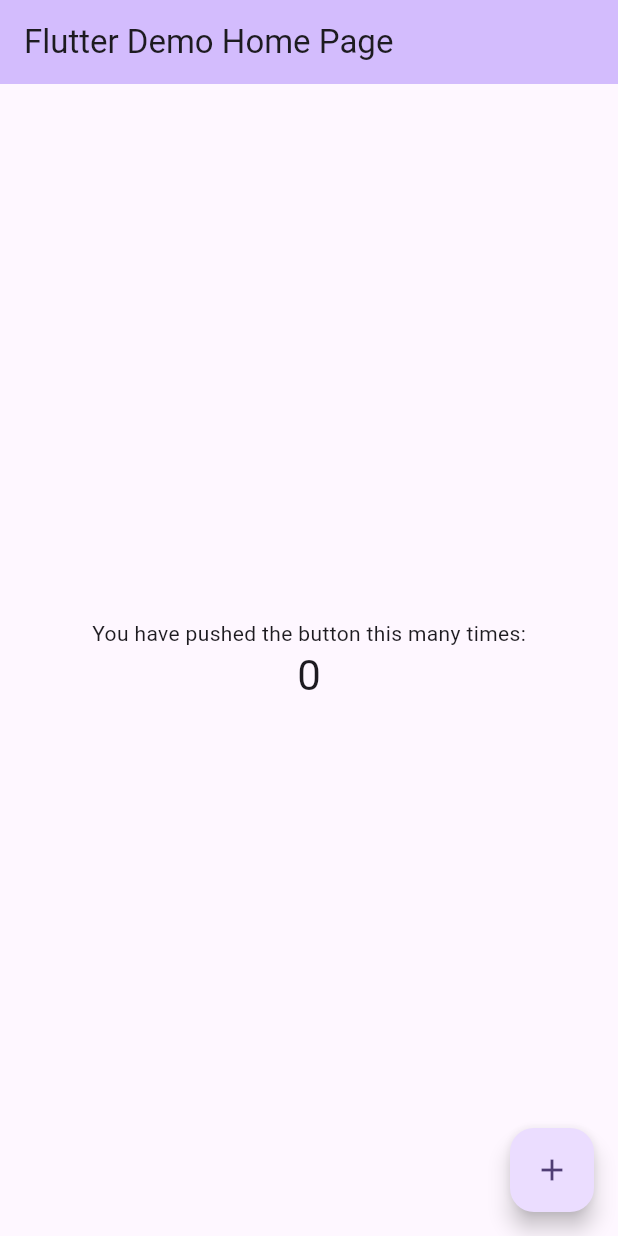
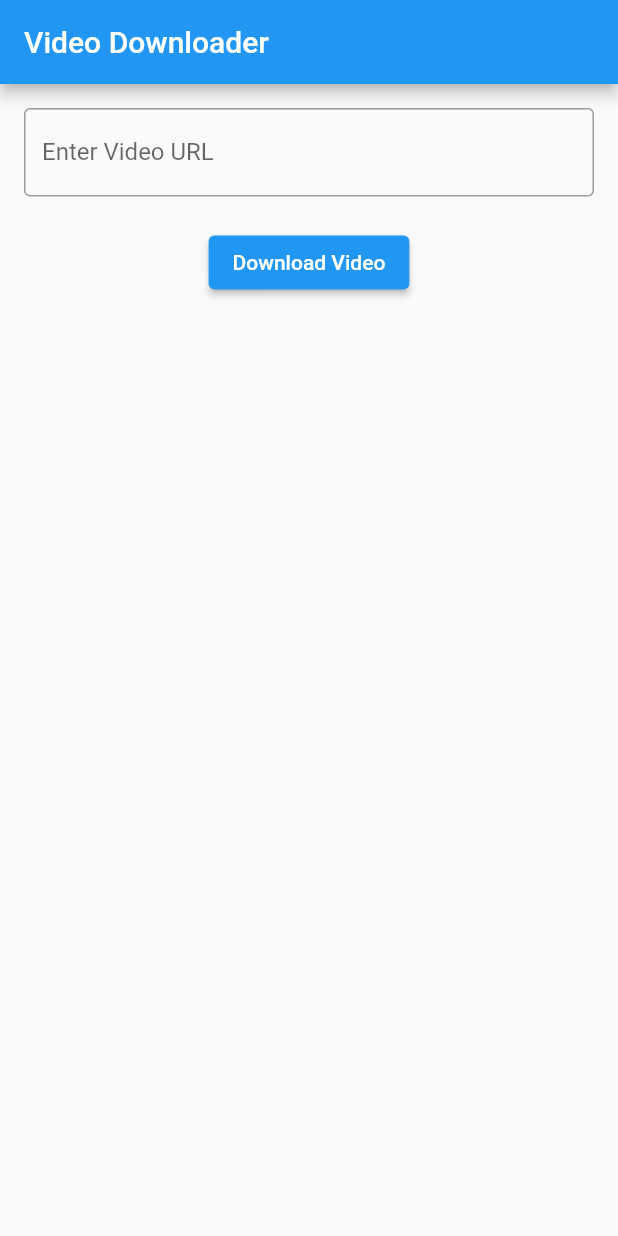
Before and after one commit to Yuma-alt/video_downloader, a Flutter app: the screen it shows after launch, on a phone screen of 412 x 824 dp. Run offline on Flutter 3.47's test engine with Material 2 defaults, Android fonts, the phone set to English and light mode, and no system bars.

Commit message:
implemented url form and download button

```diff
--- a/lib/main.dart
+++ b/lib/main.dart
@@ -1,125 +1,63 @@
 import 'package:flutter/material.dart';
+import 'package:http/http.dart' as http;
 
-void main() {
-  runApp(const MyApp());
-}
+void main() => runApp(MyApp());
 
 class MyApp extends StatelessWidget {
-  const MyApp({super.key});
-
-  // This widget is the root of your application.
   @override
   Widget build(BuildContext context) {
     return MaterialApp(
-      title: 'Flutter Demo',
+      title: 'Video Downloader',
       theme: ThemeData(
-        // This is the theme of your application.
-        //
-        // TRY THIS: Try running your application with "flutter run". You'll see
-        // the application has a blue toolbar. Then, without quitting the app,
-        // try changing the seedColor in the colorScheme below to Colors.green
-        // and then invoke "hot reload" (save your changes or press the "hot
-        // reload" button in a Flutter-supported IDE, or press "r" if you used
-        // the command line to start the app).
-        //
-        // Notice that the counter didn't reset back to zero; the application
-        // state is not lost during the reload. To reset the state, use hot
-        // restart instead.
-        //
-        // This works for code too, not just values: Most code changes can be
-        // tested with just a hot reload.
-        colorScheme: ColorScheme.fromSeed(seedColor: Colors.deepPurple),
-        useMaterial3: true,
+        primarySwatch: Colors.blue,
       ),
-      home: const MyHomePage(title: 'Flutter Demo Home Page'),
+      home: MyHomePage(),
     );
   }
 }
 
 class MyHomePage extends StatefulWidget {
-  const MyHomePage({super.key, required this.title});
-
-  // This widget is the home page of your application. It is stateful, meaning
-  // that it has a State object (defined below) that contains fields that affect
-  // how it looks.
-
-  // This class is the configuration for the state. It holds the values (in this
-  // case the title) provided by the parent (in this case the App widget) and
-  // used by the build method of the State. Fields in a Widget subclass are
-  // always marked "final".
-
-  final String title;
-
   @override
-  State<MyHomePage> createState() => _MyHomePageState();
+  _MyHomePageState createState() => _MyHomePageState();
 }
 
 class _MyHomePageState extends State<MyHomePage> {
-  int _counter = 0;
-
-  void _incrementCounter() {
-    setState(() {
-      // This call to setState tells the Flutter framework that something has
-      // changed in this State, which causes it to rerun the build method below
-      // so that the display can reflect the updated values. If we changed
-      // _counter without calling setState(), then the build method would not be
-      // called again, and so nothing would appear to happen.
-      _counter++;
-    });
-  }
+  String _url = "";
 
   @override
   Widget build(BuildContext context) {
-    // This method is rerun every time setState is called, for instance as done
-    // by the _incrementCounter method above.
-    //
-    // The Flutter framework has been optimized to make rerunning build methods
-    // fast, so that you can just rebuild anything that needs updating rather
-    // than having to individually change instances of widgets.
     return Scaffold(
       appBar: AppBar(
-        // TRY THIS: Try changing the color here to a specific color (to
-        // Colors.amber, perhaps?) and trigger a hot reload to see the AppBar
-        // change color while the other colors stay the same.
-        backgroundColor: Theme.of(context).colorScheme.inversePrimary,
-        // Here we take the value from the MyHomePage object that was created by
-        // the App.build method, and use it to set our appbar title.
-        title: Text(widget.title),
+        title: Text('Video Downloader'),
       ),
-      body: Center(
-        // Center is a layout widget. It takes a single child and positions it
-        // in the middle of the parent.
+      body: Padding(
+        padding: const EdgeInsets.all(16.0),
         child: Column(
-          // Column is also a layout widget. It takes a list of children and
-          // arranges them vertically. By default, it sizes itself to fit its
-          // children horizontally, and tries to be as tall as its parent.
-          //
-          // Column has various properties to control how it sizes itself and
-          // how it positions its children. Here we use mainAxisAlignment to
-          // center the children vertically; the main axis here is the vertical
-          // axis because Columns are vertical (the cross axis would be
-          // horizontal).
-          //
-          // TRY THIS: Invoke "debug painting" (choose the "Toggle Debug Paint"
-          // action in the IDE, or press "p" in the console), to see the
-          // wireframe for each widget.
-          mainAxisAlignment: MainAxisAlignment.center,
-          children: <Widget>[
-            const Text(
-              'You have pushed the button this many times:',
+          children: [
+            TextField(
+              decoration: InputDecoration(
+                labelText: 'Enter Video URL',
+                border: OutlineInputBorder(),
+              ),
+              onChanged: (value) {
+                setState(() {
+                  _url = value;
+                });
+              },
             ),
-            Text(
-              '$_counter',
-              style: Theme.of(context).textTheme.headlineMedium,
+            SizedBox(height: 20), // スペーシングを追加
+            ElevatedButton(
+              child: Text('Download Video'),
+              onPressed: _downloadVideo,
             ),
           ],
         ),
       ),
-      floatingActionButton: FloatingActionButton(
-        onPressed: _incrementCounter,
-        tooltip: 'Increment',
-        child: const Icon(Icons.add),
-      ), // This trailing comma makes auto-formatting nicer for build methods.
     );
   }
+
+  void _downloadVideo() {
+    print('Downloading video from: $_url');
+    // ここに実際のダウンロード処理を実装します
+  }
 }
```
